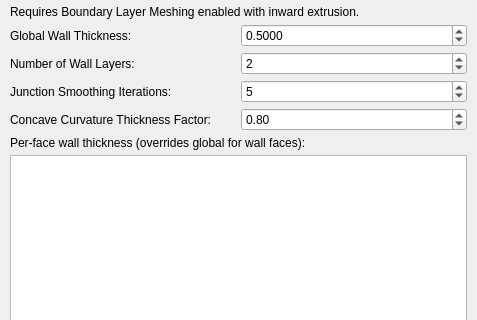
This is Code/Source/sv4gui/Plugins/org.sv.gui.qt.meshing/sv4gui_MeshEdit.ui in halfmoon0109/SimVascular as Qt 5 draws it before an edit; both pictures show x 0 to 477 and y 372 to 692 of the 477 by 795 pixel window. The edited form follows.
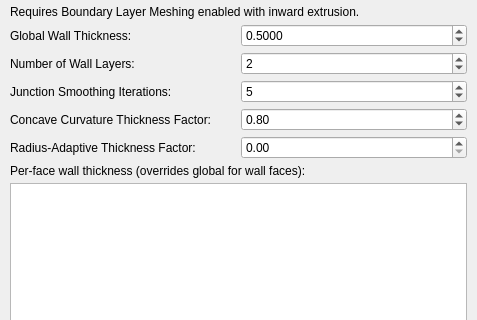
This is the edited form. The open tabs and pages were chosen to show the change. Custom widgets are drawn as their Qt base class.

Commit message:
[Claude] feat: radius 적응 두께 GUI 배선
- .ui: dsbWallRadiusT 스핀박스(0~1, 기본 0) + 라벨/툴팁 추가
- MeshEdit: 명령 생성(option WallThicknessRadiusFactor), 기본값,
  command history 복원 setValue
- MeshTetGen ParseCommand: wallthicknessradiusfactor 파싱

What changed in the file:
```diff
--- a/Code/Source/sv4gui/Plugins/org.sv.gui.qt.meshing/sv4gui_MeshEdit.ui
+++ b/Code/Source/sv4gui/Plugins/org.sv.gui.qt.meshing/sv4gui_MeshEdit.ui
@@ -2177,6 +2177,53 @@
                </layout>
               </widget>
              </item>
+             <item>
+              <widget class="QWidget" name="widget_wallRadius" native="true">
+               <layout class="QHBoxLayout" name="horizontalLayout_wallRadius">
+                <property name="spacing">
+                 <number>5</number>
+                </property>
+                <property name="leftMargin">
+                 <number>0</number>
+                </property>
+                <property name="topMargin">
+                 <number>0</number>
+                </property>
+                <property name="rightMargin">
+                 <number>0</number>
+                </property>
+                <property name="bottomMargin">
+                 <number>0</number>
+                </property>
+                <item>
+                 <widget class="QLabel" name="label_wallRadius">
+                  <property name="text">
+                   <string>Radius-Adaptive Thickness Factor:</string>
+                  </property>
+                 </widget>
+                </item>
+                <item>
+                 <widget class="QDoubleSpinBox" name="dsbWallRadiusT">
+                  <property name="toolTip">
+                   <string>&lt;html&gt;&lt;head/&gt;&lt;body&gt;&lt;p&gt;Sets the wall thickness at each node to this fraction of the local vessel radius (distance to the centerlines) instead of a single constant, so thin vessels get thin walls and large vessels thick walls. The thickness is clamped to the global wall thickness (upper bound) and 20% of it (lower bound). Requires centerline (radius) meshing to be enabled so the centerlines are computed. Valid range is 0 to 1; set to 0 to use the constant wall thickness.&lt;/p&gt;&lt;/body&gt;&lt;/html&gt;</string>
+                  </property>
+                  <property name="minimum">
+                   <double>0.000000000000000</double>
+                  </property>
+                  <property name="maximum">
+                   <double>1.000000000000000</double>
+                  </property>
+                  <property name="singleStep">
+                   <double>0.050000000000000</double>
+                  </property>
+                  <property name="value">
+                   <double>0.000000000000000</double>
+                  </property>
+                 </widget>
+                </item>
+               </layout>
+              </widget>
+             </item>
              <item>
               <widget class="QLabel" name="label_wallThicknessTable">
                <property name="text">
```
The commit also changes 2 other files.
